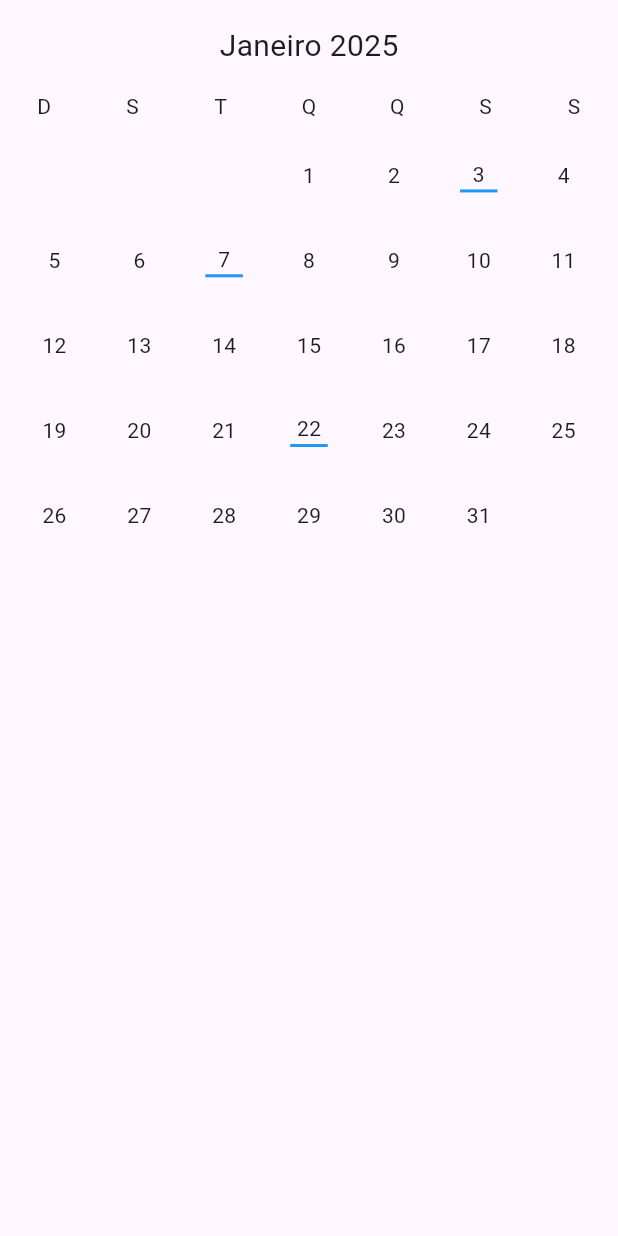
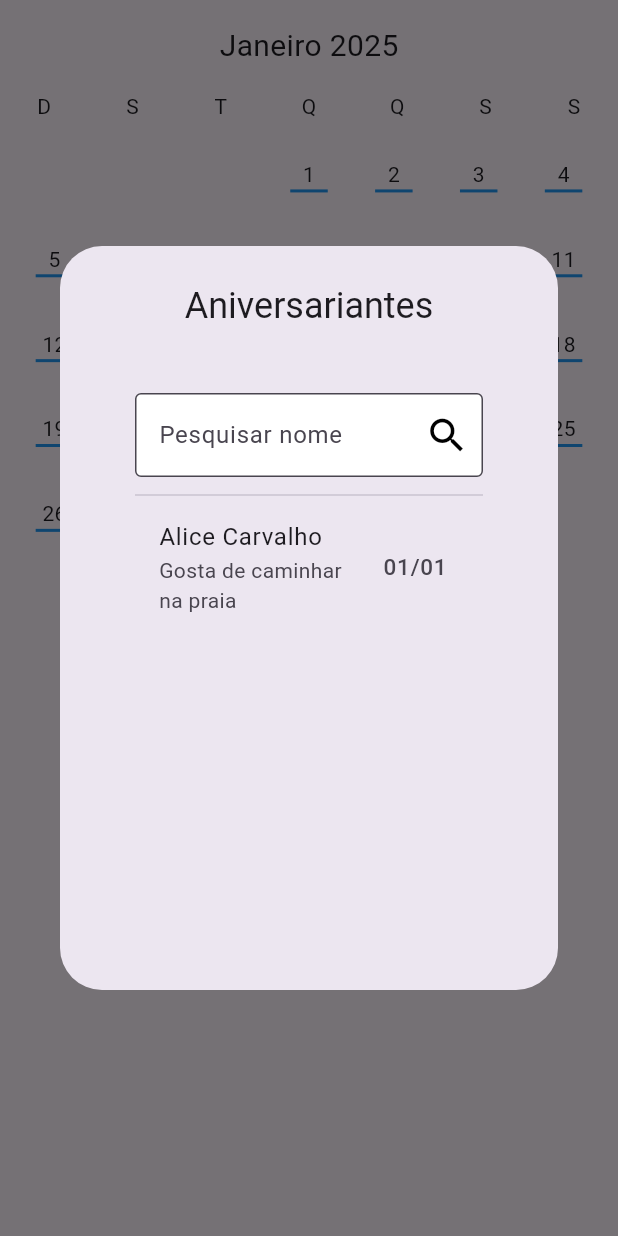
Before and after one commit to Intoxco/Projeto-Flutter, a Flutter app: the CalendarioPage screen opened directly, after a tap on an icon or button, on a phone screen of 412 x 824 dp. Run offline on Flutter 3.47's test engine with Material 3 defaults, Android fonts, the phone set to English and light mode, and no system bars.

Commit message:
Calendário terminado

```diff
--- a/flutter_application_1/lib/classes/AniversarioList.dart
+++ b/flutter_application_1/lib/classes/AniversarioList.dart
@@ -2,6 +2,7 @@ import "Aniversario.dart";
 import "Usuario.dart";
 class AniversarioList {
   static List <Aniversario> lista= [
+    Aniversario(DateTime(2025, 4, 1), Usuario(login: 'ana01', senha: 'senha01', nome: 'Ana Silveira'), 'Ama fotografia de paisagens', 'Filtro ND para câmera'),
     Aniversario(DateTime(2025, 4, 1), Usuario(login: 'ana01', senha: 'senha01', nome: 'Ana Silveira'), 'Ama fotografia de paisagens', 'Filtro ND para câmera'),
     Aniversario(DateTime(2025, 4, 2), Usuario(login: 'bruno02', senha: 'senha02', nome: 'Bruno Teixeira'), 'Fã de documentários', 'Assinatura de streaming de docs'),
     Aniversario(DateTime(2025, 4, 3), Usuario(login: 'carla03', senha: 'senha03', nome: 'Carla Nogueira'), 'Gosta de culinária vegana', 'Livro de receitas veganas'),
@@ -374,4 +375,9 @@ class AniversarioList {
     );
     return lista;
   }
+  static bool mesmaData(DateTime data1, DateTime data2) {
+  return data1.year == data2.year &&
+         data1.month == data2.month &&
+         data1.day == data2.day;
 }
+}
--- a/flutter_application_1/lib/pages/calendario_page.dart
+++ b/flutter_application_1/lib/pages/calendario_page.dart
@@ -1,5 +1,7 @@
 import 'package:flutter/material.dart';
 import '/classes/Data.dart';
+import '/widgets/AniversarioListView.dart';
+import '/classes/AniversarioList.dart';
 
 class CalendarioPage extends StatelessWidget {
   @override
@@ -53,16 +55,35 @@ Widget buildPageView(){
                 padding: EdgeInsets.all(10),
                 itemBuilder: (context, index) {
                   int dia = (index - diaSemanaComecoMes) + 1;
+                  dia <= 0 ? dia = 0 : dia = dia;
+                  DateTime diaClicado = DateTime(anoAtual,mesAtual,dia);
+
+                  bool temAniversario;
+                  if (mesAtual != diaClicado.month){
+                    temAniversario = false;
+                  } else {
+                    temAniversario = AniversarioList.lista.any(
+                    (aniversario) => AniversarioList.mesmaData(aniversario.data, diaClicado),
+                    );
+                  }
+
                   return InkWell(
 
                   onTap: (){
-                    if (aniversarios[mesAtual]!.contains(dia)){
+                    if (temAniversario){
                       showDialog(
                         context: context,
                         builder: (context){
                           return AlertDialog(
                             title: Text("Aniversariantes", textAlign: TextAlign.center,),
-
+                            content: SizedBox(
+                              width: double.maxFinite,
+                              height: 400,
+                              child: AniversarioListView(
+                                data: diaClicado,
+                                checkData: true,
+                              ),
+                            )
                           );
                         }
                         );
@@ -82,7 +103,7 @@ Widget buildPageView(){
                           color: Colors.green,
                         )
                         : SizedBox(),
-                      aniversarios[mesAtual]!.contains(dia) ?
+                      temAniversario ?
                         Container(
                           width: 25,
                           height: 2,
```
